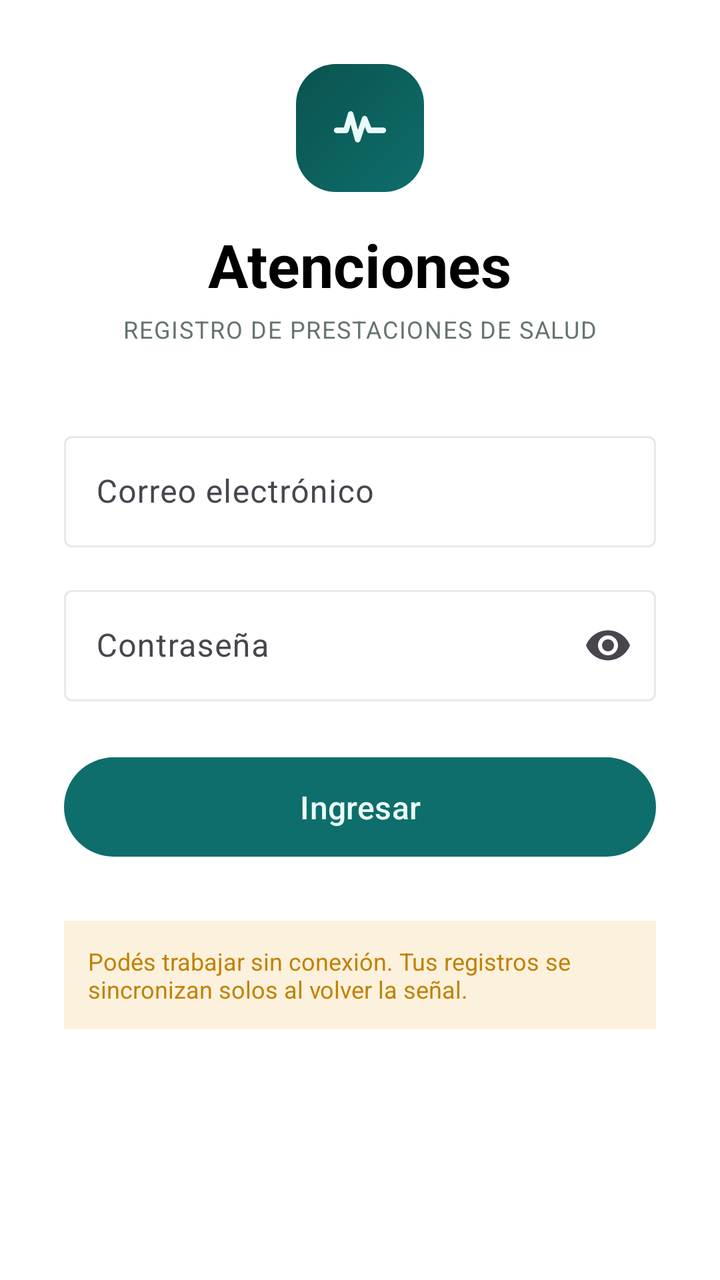
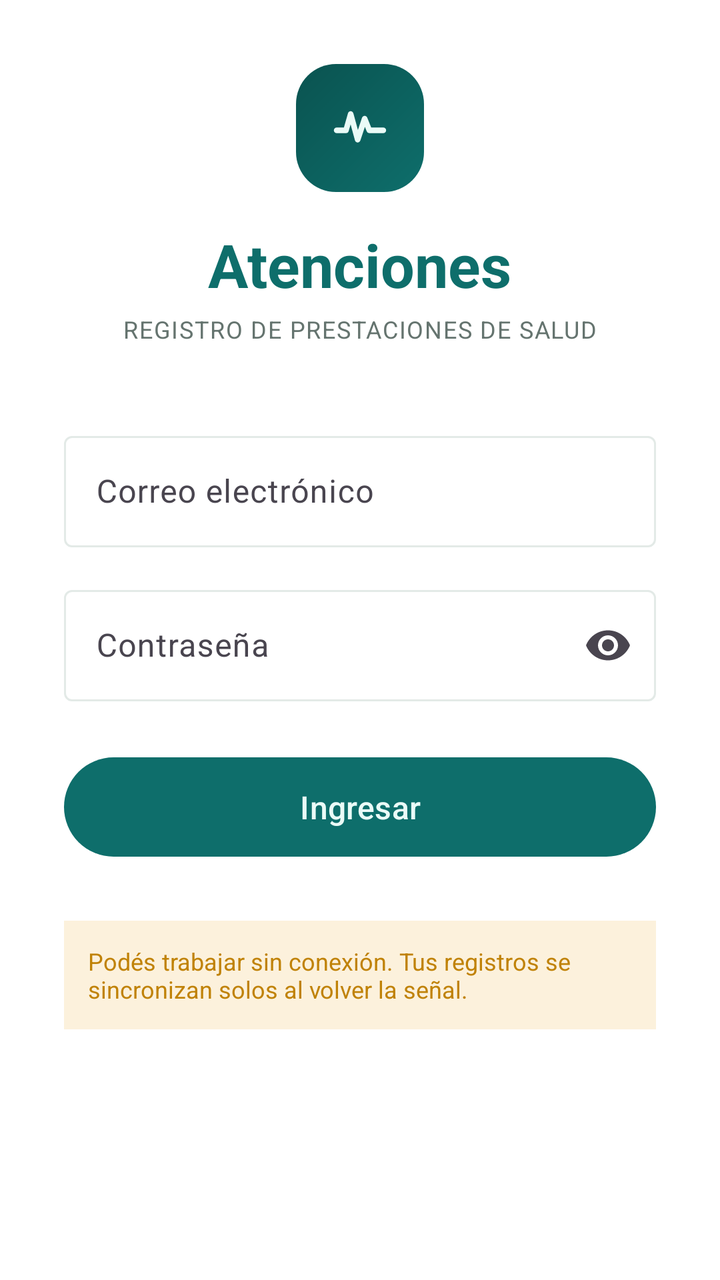

Before-and-after screenshots of an Android layout around one commit, followed by the original layout XML and the change that was made.
<!-- AndroidManifest.xml: application theme Theme.RegistrosAtenciones -->
<!-- res/layout/activity_login.xml -->
<?xml version="1.0" encoding="utf-8"?>
<androidx.constraintlayout.widget.ConstraintLayout xmlns:android="http://schemas.android.com/apk/res/android"
    xmlns:app="http://schemas.android.com/apk/res-auto"
    xmlns:tools="http://schemas.android.com/tools"
    android:layout_width="match_parent"
    android:layout_height="match_parent"
    android:background="?attr/colorSurface"
    android:padding="32dp"
    tools:context=".ui.login.LoginActivity">

    <FrameLayout
        android:id="@+id/brandMark"
        android:layout_width="64dp"
        android:layout_height="64dp"
        android:background="@drawable/bg_brand_mark"
        app:layout_constraintEnd_toEndOf="parent"
        app:layout_constraintStart_toStartOf="parent"
        app:layout_constraintTop_toTopOf="parent"
        app:layout_constraintVertical_bias="0.14">

        <ImageView
            android:layout_width="28dp"
            android:layout_height="28dp"
            android:layout_gravity="center"
            android:contentDescription="@null"
            android:src="@drawable/ic_pulse" />
    </FrameLayout>

    <TextView
        android:id="@+id/tvAppName"
        android:layout_width="wrap_content"
        android:layout_height="wrap_content"
        android:layout_marginTop="16dp"
        android:text="Atenciones"
        android:textColor="@color/black"
        android:textSize="30sp"
        android:textStyle="bold"
        app:layout_constraintEnd_toEndOf="parent"
        app:layout_constraintStart_toStartOf="parent"
        app:layout_constraintTop_toBottomOf="@id/brandMark" />

    <TextView
        android:id="@+id/tvAppTagline"
        android:layout_width="wrap_content"
        android:layout_height="wrap_content"
        android:layout_marginTop="4dp"
        android:letterSpacing="0.05"
        android:text="REGISTRO DE PRESTACIONES DE SALUD"
        android:textColor="@color/color_muted"
        android:textSize="12sp"
        app:layout_constraintEnd_toEndOf="parent"
        app:layout_constraintStart_toStartOf="parent"
        app:layout_constraintTop_toBottomOf="@id/tvAppName" />

    <com.google.android.material.textfield.TextInputLayout
        android:id="@+id/tilEmail"
        style="@style/Widget.Material3.TextInputLayout.OutlinedBox"
        android:layout_width="0dp"
        android:layout_height="wrap_content"
        android:layout_marginTop="40dp"
        android:hint="Correo electrónico"
        app:layout_constraintEnd_toEndOf="parent"
        app:layout_constraintStart_toStartOf="parent"
        app:layout_constraintTop_toBottomOf="@id/tvAppTagline">

        <com.google.android.material.textfield.TextInputEditText
            android:id="@+id/etEmail"
            android:layout_width="match_parent"
            android:layout_height="wrap_content"
            android:inputType="textEmailAddress" />
    </com.google.android.material.textfield.TextInputLayout>

    <com.google.android.material.textfield.TextInputLayout
        android:id="@+id/tilPassword"
        style="@style/Widget.Material3.TextInputLayout.OutlinedBox"
        android:layout_width="0dp"
        android:layout_height="wrap_content"
        android:layout_marginTop="16dp"
        android:hint="Contraseña"
        app:endIconMode="password_toggle"
        app:layout_constraintEnd_toEndOf="parent"
        app:layout_constraintStart_toStartOf="parent"
        app:layout_constraintTop_toBottomOf="@id/tilEmail">

        <com.google.android.material.textfield.TextInputEditText
            android:id="@+id/etPassword"
            android:layout_width="match_parent"
            android:layout_height="wrap_content"
            android:inputType="textPassword" />
    </com.google.android.material.textfield.TextInputLayout>

    <com.google.android.material.button.MaterialButton
        android:id="@+id/btnIngresar"
        android:layout_width="0dp"
        android:layout_height="wrap_content"
        android:layout_marginTop="24dp"
        android:paddingTop="14dp"
        android:paddingBottom="14dp"
        android:text="Ingresar"
        android:textSize="16sp"
        app:layout_constraintEnd_toEndOf="parent"
        app:layout_constraintStart_toStartOf="parent"
        app:layout_constraintTop_toBottomOf="@id/tilPassword" />

    <ProgressBar
        android:id="@+id/progressLogin"
        android:layout_width="wrap_content"
        android:layout_height="wrap_content"
        android:layout_marginTop="16dp"
        android:visibility="gone"
        app:layout_constraintEnd_toEndOf="parent"
        app:layout_constraintStart_toStartOf="parent"
        app:layout_constraintTop_toBottomOf="@id/btnIngresar" />

    <TextView
        android:id="@+id/tvOfflineNote"
        android:layout_width="0dp"
        android:layout_height="wrap_content"
        android:layout_marginTop="28dp"
        android:background="@color/color_pending_bg"
        android:padding="12dp"
        android:text="Podés trabajar sin conexión. Tus registros se sincronizan solos al volver la señal."
        android:textColor="@color/color_pending"
        android:textSize="12sp"
        app:layout_constraintEnd_toEndOf="parent"
        app:layout_constraintStart_toStartOf="parent"
        app:layout_constraintTop_toBottomOf="@id/btnIngresar" />

</androidx.constraintlayout.widget.ConstraintLayout>
<!-- resources referenced by this layout -->
<resources>
  <color name="black">#FF000000</color>
  <color name="color_muted">#65746F</color>
  <color name="color_pending">#C08207</color>
  <color name="color_pending_bg">#FCF1DC</color>
  <!-- drawable bg_brand_mark (drawable) -->
  <?xml version="1.0" encoding="utf-8"?>
  <shape xmlns:android="http://schemas.android.com/apk/res/android"
      android:shape="rectangle">
      <corners android:radius="20dp" />
      <gradient
          android:angle="135"
          android:startColor="@color/color_brand"
          android:endColor="@color/color_brand_dark"
          android:type="linear" />
  </shape>
  <!-- drawable ic_pulse (drawable) -->
  <?xml version="1.0" encoding="utf-8"?>
  <vector xmlns:android="http://schemas.android.com/apk/res/android"
      android:width="28dp"
      android:height="28dp"
      android:viewportWidth="24"
      android:viewportHeight="24">
      <path
          android:pathData="M2,13h4l2,-7 3,11 3,-9 2,5h6"
          android:strokeColor="@color/color_on_brand"
          android:strokeWidth="2.4"
          android:strokeLineCap="round"
          android:strokeLineJoin="round"
          android:fillColor="@android:color/transparent" />
  </vector>
  <style name="Theme.RegistrosAtenciones" parent="Base.Theme.RegistrosAtenciones" />
  <color name="color_brand">#0E6E6B</color>
  <color name="color_brand_dark">#0A5350</color>
  <color name="color_on_brand">#EAFBF7</color>
  <style name="Base.Theme.RegistrosAtenciones" parent="Theme.Material3.DayNight.NoActionBar">
          <item name="colorPrimary">@color/color_brand</item>
          <item name="colorOnPrimary">@color/color_on_brand</item>
          <item name="colorPrimaryContainer">@color/color_brand_dark</item>
          <item name="colorOnPrimaryContainer">@color/color_on_brand</item>
          <item name="colorSecondary">@color/color_accent</item>
          <item name="colorOnSecondary">@color/color_on_brand</item>
          <item name="android:colorBackground">@color/color_ground</item>
          <item name="colorSurface">@color/color_surface</item>
          <item name="colorOnSurface">@color/color_ink</item>
          <item name="colorOutline">@color/color_line</item>
      </style>
  <color name="color_accent">#12B3A0</color>
  <color name="color_ground">#EDF3F1</color>
  <color name="color_surface">#FFFFFF</color>
  <color name="color_ink">#152420</color>
  <color name="color_line">#E3EAE7</color>
</resources>

<!-- the commit's change to res/layout/activity_login.xml (unified diff, before → after) -->
@@ -32,7 +32,7 @@
         android:layout_height="wrap_content"
         android:layout_marginTop="16dp"
         android:text="Atenciones"
-        android:textColor="@color/black"
+        android:textColor="?attr/colorPrimary"
         android:textSize="30sp"
         android:textStyle="bold"
         app:layout_constraintEnd_toEndOf="parent"
<!-- resource entries referenced after the edit -->
@@ -1,6 +1,5 @@
 <!-- resources referenced by this layout -->
 <resources>
-  <color name="black">#FF000000</color>
   <color name="color_muted">#65746F</color>
   <color name="color_pending">#C08207</color>
   <color name="color_pending_bg">#FCF1DC</color>
